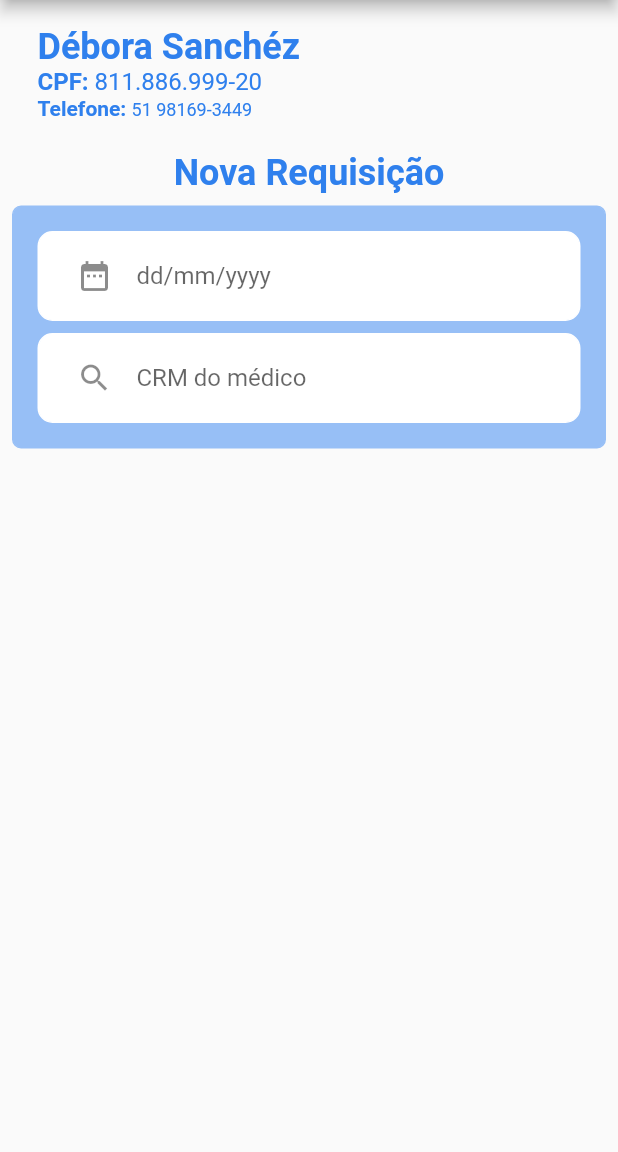
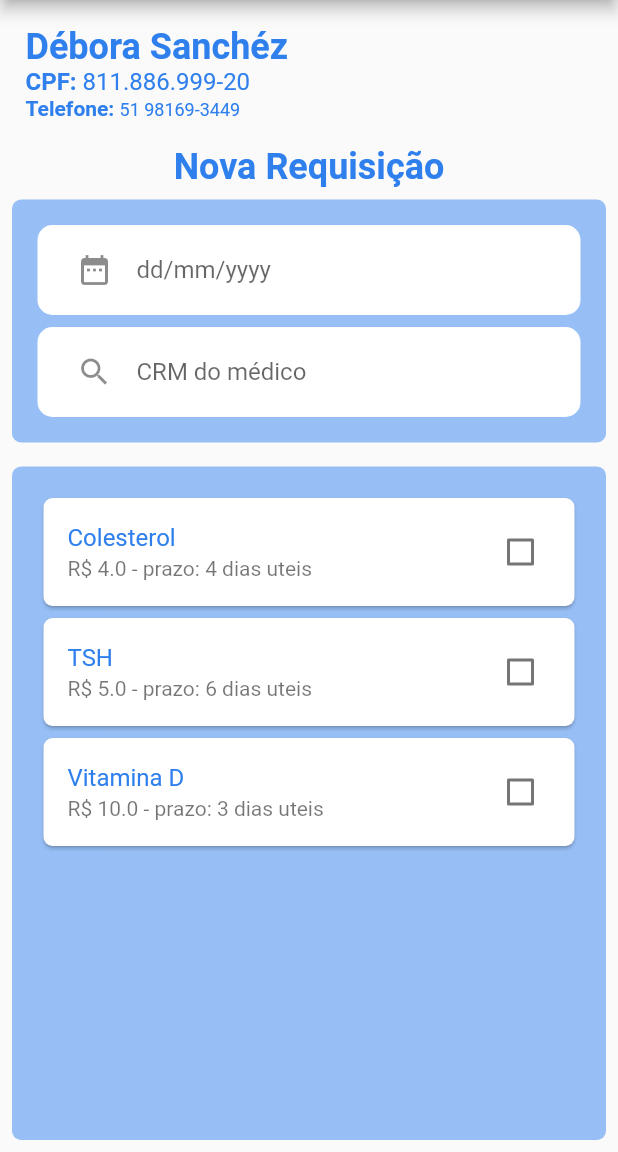
Before and after one commit to adriandallegrave/it_academy_14_exame_de_sangue, a Flutter app: the screen it shows after launch, on a phone screen of 412 x 824 dp, the part 84-1236 px from its top. Run offline on Flutter 3.47's test engine with Material 2 defaults, Android fonts, the phone set to English and light mode, and no system bars.

Commit message:
feat: add exam data component

```diff
--- /dev/null
+++ b/blood_check/lib/components/exam_data.dart
@@ -0,0 +1,34 @@
+import 'package:flutter/cupertino.dart';
+import 'package:flutter/material.dart';
+import 'package:blood_check/constants.dart';
+import 'package:blood_check/components/exam_data_item.dart';
+
+class ExamData extends StatefulWidget {
+  const ExamData({Key? key}) : super(key: key);
+
+  @override
+  _ExamDataState createState() => _ExamDataState();
+}
+
+class _ExamDataState extends State<ExamData> {
+  var selectedList = [];
+  final _checked = false;
+
+  @override
+  Widget build(BuildContext context) {
+    return Container(
+        margin: EdgeInsets.all(8),
+        padding: EdgeInsets.all(8),
+        decoration: BoxDecoration(
+          color: kSecondColor,
+          border: Border.all(color: Colors.transparent),
+          borderRadius: BorderRadius.all(Radius.circular(6)),
+        ),
+        child:
+            ListView(padding: const EdgeInsets.all(8), children: const <Widget>[
+          ExamDataItem("Colesterol", 4.0, 4),
+          ExamDataItem("TSH", 5.0, 6),
+          ExamDataItem("Vitamina D", 10.0, 3),
+        ])); // Scaffold
+  }
+}
--- /dev/null
+++ b/blood_check/lib/components/exam_data_item.dart
@@ -0,0 +1,40 @@
+import 'package:flutter/cupertino.dart';
+import 'package:flutter/material.dart';
+import 'package:blood_check/constants.dart';
+
+class ExamDataItem extends StatefulWidget {
+  final String name;
+  final double price;
+  final int days;
+
+  const ExamDataItem(this.name, this.price, this.days);
+
+  @override
+  _ExamDataItemState createState() => _ExamDataItemState();
+}
+
+class _ExamDataItemState extends State<ExamDataItem> {
+  var _checked = false;
+
+  @override
+  Widget build(BuildContext context) {
+    return Card(
+        color: Colors.white,
+        shape: RoundedRectangleBorder(
+          borderRadius: BorderRadius.all(Radius.circular(6)),
+        ),
+        child: CheckboxListTile(
+          value: _checked,
+          title: Text(widget.name, style: TextStyle(color: kPrimaryColor)),
+          subtitle:
+              Text("R\$ ${widget.price} - prazo: ${widget.days} dias uteis"),
+          onChanged: (bool? value) {
+            setState(() {
+              _checked = value!;
+            });
+          },
+          activeColor: kPrimaryColor,
+          checkColor: Colors.white,
+        ));
+  }
+}
--- a/blood_check/lib/components/patient_data.dart
+++ b/blood_check/lib/components/patient_data.dart
@@ -24,9 +24,6 @@ class _PatientDataState extends State<PatientData> {
         ),
         child: Column(mainAxisSize: MainAxisSize.min, children: [
           Row(children: [
-            const Padding(
-              padding: EdgeInsets.only(right: 8),
-            ),
             RichText(
               text: TextSpan(
                   text: 'Débora Sanchéz', //Insert name from DB here
@@ -37,9 +34,6 @@ class _PatientDataState extends State<PatientData> {
             )
           ]),
           Row(children: [
-            const Padding(
-              padding: EdgeInsets.only(right: 8),
-            ),
             RichText(
                 text: TextSpan(children: <TextSpan>[
               TextSpan(
@@ -56,9 +50,6 @@ class _PatientDataState extends State<PatientData> {
             ]))
           ]),
           Row(children: [
-            const Padding(
-              padding: EdgeInsets.only(right: 8),
-            ),
             RichText(
                 text: TextSpan(children: <TextSpan>[
               TextSpan(
--- a/blood_check/lib/screens/new_requisition.dart
+++ b/blood_check/lib/screens/new_requisition.dart
@@ -1,8 +1,8 @@
+import 'package:blood_check/components/exam_data.dart';
+import 'package:blood_check/components/patient_data.dart';
+import 'package:blood_check/components/requisition_data.dart';
 import 'package:flutter/cupertino.dart';
 import 'package:flutter/material.dart';
-
-import 'package:blood_check/components/patient_data.dart';
-import 'package:blood_check/components/requisition_data.dart';
 
 class NewRequisition extends StatefulWidget {
   const NewRequisition({Key? key}) : super(key: key);
@@ -23,9 +23,10 @@ class _NewRequisitionState extends State<NewRequisition> {
         ),
         body: Container(
             //padding: const EdgeInsets.all(40),
-            child: Wrap(spacing: 8.0, runSpacing: 4.0, children: <Widget>[
+            child: Column(children: const <Widget>[
           PatientData(),
           RequisitionData(),
+          Expanded(child: ExamData()),
         ]))); // Scaffold
   }
 }
```
